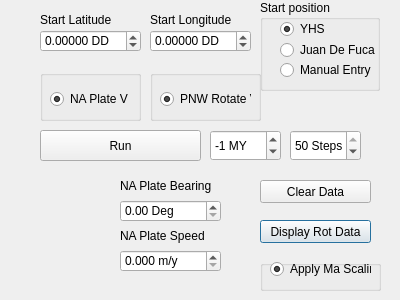
Qt form pnw_rotation_py/pnw_rotation_py_dialog_base.ui (DrStriate/Geology) before a commit.
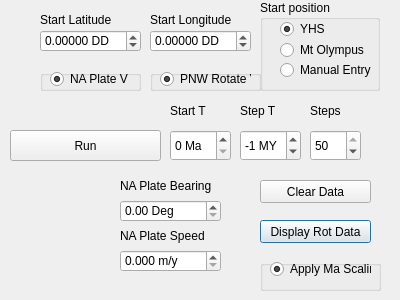
The same form after that commit.

What changed in the file:
```diff
--- a/pnw_rotation_py/pnw_rotation_py_dialog_base.ui
+++ b/pnw_rotation_py/pnw_rotation_py_dialog_base.ui
@@ -42,9 +42,9 @@
   <widget class="QPushButton" name="stepYhsDataButton">
    <property name="geometry">
     <rect>
-     <x>40</x>
+     <x>10</x>
      <y>130</y>
-     <width>161</width>
+     <width>151</width>
      <height>31</height>
     </rect>
    </property>
@@ -151,9 +151,9 @@
   <widget class="QSpinBox" name="sbStepMy">
    <property name="geometry">
     <rect>
-     <x>210</x>
+     <x>240</x>
      <y>130</y>
-     <width>71</width>
+     <width>61</width>
      <height>31</height>
     </rect>
    </property>
@@ -176,7 +176,7 @@
      <x>40</x>
      <y>70</y>
      <width>101</width>
-     <height>51</height>
+     <height>21</height>
     </rect>
    </property>
    <property name="title">
@@ -186,7 +186,7 @@
     <property name="geometry">
      <rect>
       <x>10</x>
-      <y>20</y>
+      <y>0</y>
       <width>81</width>
       <height>18</height>
      </rect>
@@ -208,7 +208,7 @@
      <x>150</x>
      <y>70</y>
      <width>111</width>
-     <height>51</height>
+     <height>21</height>
     </rect>
    </property>
    <property name="title">
@@ -218,7 +218,7 @@
     <property name="geometry">
      <rect>
       <x>10</x>
-      <y>20</y>
+      <y>0</y>
       <width>91</width>
       <height>18</height>
      </rect>
@@ -275,7 +275,7 @@
      </rect>
     </property>
     <property name="text">
-     <string>Juan De Fuca</string>
+     <string>Mt Olympus</string>
     </property>
    </widget>
    <widget class="QRadioButton" name="rbME">
@@ -423,9 +423,9 @@
   <widget class="QSpinBox" name="sbSteps">
    <property name="geometry">
     <rect>
-     <x>290</x>
+     <x>310</x>
      <y>130</y>
-     <width>71</width>
+     <width>51</width>
      <height>31</height>
     </rect>
    </property>
@@ -433,7 +433,7 @@
     <number>-1</number>
    </property>
    <property name="suffix">
-    <string> Steps</string>
+    <string> </string>
    </property>
    <property name="minimum">
     <number>1</number>
@@ -448,6 +448,94 @@
     <number>50</number>
    </property>
   </widget>
+  <widget class="QLabel" name="StartLatLabel_4">
+   <property name="geometry">
+    <rect>
+     <x>240</x>
+     <y>100</y>
+     <width>41</width>
+     <height>21</height>
+    </rect>
+   </property>
+   <property name="font">
+    <font>
+     <pointsize>9</pointsize>
+     <weight>50</weight>
+     <bold>false</bold>
+    </font>
+   </property>
+   <property name="text">
+    <string>Step T</string>
+   </property>
+  </widget>
+  <widget class="QLabel" name="StartLatLabel_5">
+   <property name="geometry">
+    <rect>
+     <x>310</x>
+     <y>100</y>
+     <width>41</width>
+     <height>21</height>
+    </rect>
+   </property>
+   <property name="font">
+    <font>
+     <pointsize>9</pointsize>
+     <weight>50</weight>
+     <bold>false</bold>
+    </font>
+   </property>
+   <property name="text">
+    <string>Steps</string>
+   </property>
+  </widget>
+  <widget class="QSpinBox" name="sbStartMa">
+   <property name="geometry">
+    <rect>
+     <x>170</x>
+     <y>130</y>
+     <width>61</width>
+     <height>31</height>
+    </rect>
+   </property>
+   <property name="toolTipDuration">
+    <number>-1</number>
+   </property>
+   <property name="suffix">
+    <string> Ma</string>
+   </property>
+   <property name="minimum">
+    <number>0</number>
+   </property>
+   <property name="maximum">
+    <number>50</number>
+   </property>
+   <property name="singleStep">
+    <number>1</number>
+   </property>
+   <property name="value">
+    <number>0</number>
+   </property>
+  </widget>
+  <widget class="QLabel" name="StartLatLabel_6">
+   <property name="geometry">
+    <rect>
+     <x>170</x>
+     <y>100</y>
+     <width>41</width>
+     <height>21</height>
+    </rect>
+   </property>
+   <property name="font">
+    <font>
+     <pointsize>9</pointsize>
+     <weight>50</weight>
+     <bold>false</bold>
+    </font>
+   </property>
+   <property name="text">
+    <string>Start T</string>
+   </property>
+  </widget>
  </widget>
  <resources/>
  <connections/>
```
Left out of the diff: 2 changed lines with no effect on the pictures.
